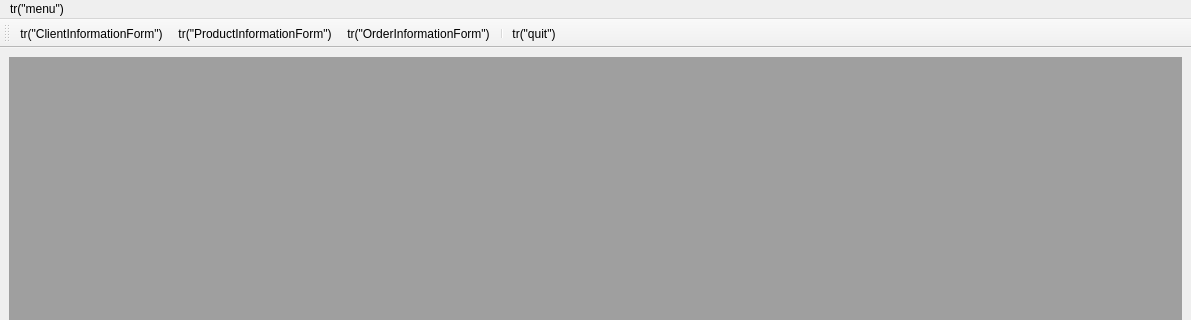
Old version of the form CSApp/cs_app.ui in the repository ToSaveData/qt_home; both pictures show x 0 to 1191 and y 0 to 320 of the 1191 by 607 pixel window.
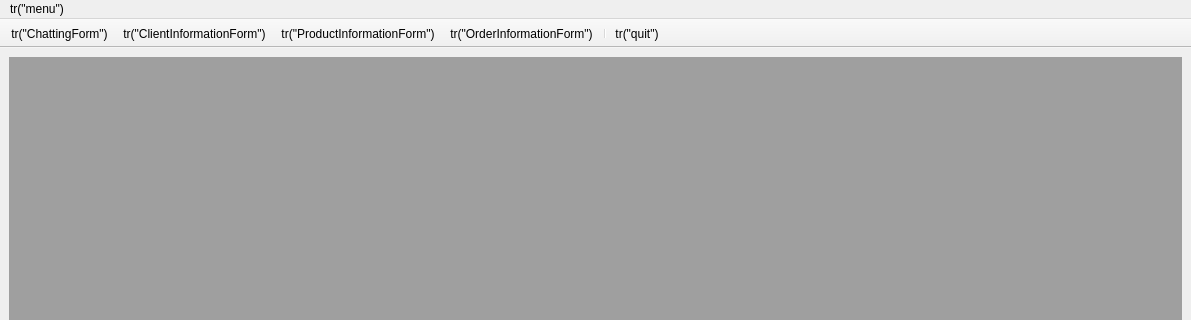
New version of the form.

What changed in the file:
```diff
--- a/CSApp/cs_app.ui
+++ b/CSApp/cs_app.ui
@@ -83,12 +83,22 @@
    <property name="windowTitle">
     <string>toolBar</string>
    </property>
+   <property name="movable">
+    <bool>false</bool>
+   </property>
+   <property name="allowedAreas">
+    <set>Qt::TopToolBarArea</set>
+   </property>
+   <property name="floatable">
+    <bool>false</bool>
+   </property>
    <attribute name="toolBarArea">
     <enum>TopToolBarArea</enum>
    </attribute>
    <attribute name="toolBarBreak">
     <bool>false</bool>
    </attribute>
+   <addaction name="actiontr_ChattingForm"/>
    <addaction name="actiontr_ClientInformationForm"/>
    <addaction name="actiontr_ProductInformationForm"/>
    <addaction name="actiontr_OrderInformationForm"/>
@@ -115,6 +125,11 @@
     <string>tr(&quot;quit&quot;)</string>
    </property>
   </action>
+  <action name="actiontr_ChattingForm">
+   <property name="text">
+    <string>tr(&quot;ChattingForm&quot;)</string>
+   </property>
+  </action>
  </widget>
  <resources/>
  <connections>
```
Left out of the diff: 14 changed lines with no effect on the pictures.
